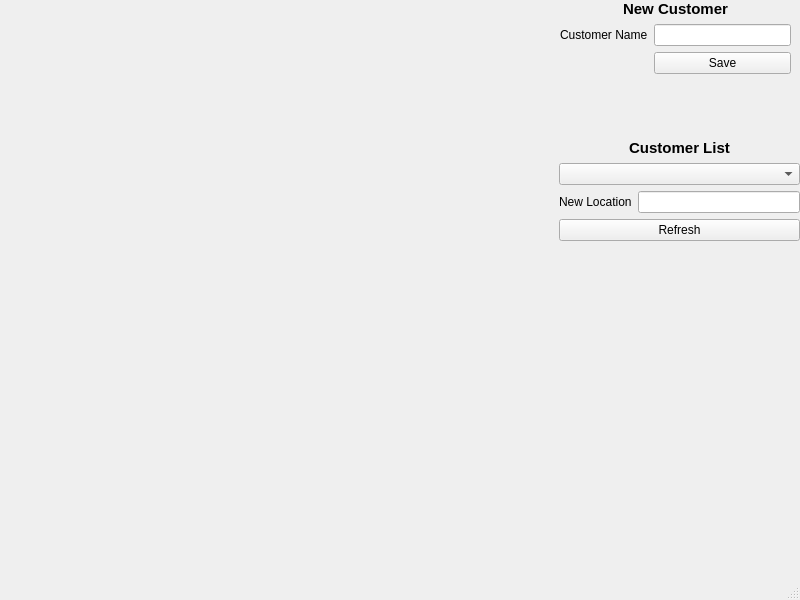
Old version of the form arayuz.ui in the repository gosmik/PythonQtDesktopApp.
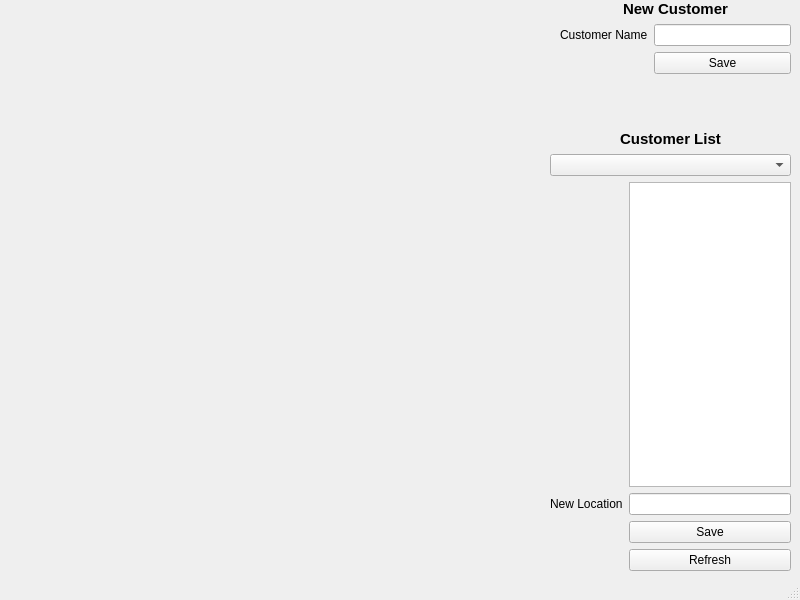
New version of the form.

Diff of the .ui file:
```diff
--- a/arayuz.ui
+++ b/arayuz.ui
@@ -63,8 +63,8 @@
    <widget class="QWidget" name="formLayoutWidget_2">
     <property name="geometry">
      <rect>
-      <x>559</x>
-      <y>139</y>
+      <x>550</x>
+      <y>130</y>
       <width>241</width>
       <height>441</height>
      </rect>
@@ -87,26 +87,36 @@
        </property>
       </widget>
      </item>
-     <item row="3" column="1">
-      <widget class="QLineEdit" name="newLocationLineEdit"/>
-     </item>
-     <item row="3" column="0">
-      <widget class="QLabel" name="newLocationLabel">
-       <property name="text">
-        <string>New Location</string>
-       </property>
-      </widget>
-     </item>
      <item row="2" column="0" colspan="2">
       <widget class="QComboBox" name="customerComboBox"/>
      </item>
-     <item row="4" column="0" colspan="2">
+     <item row="8" column="1">
+      <widget class="QPushButton" name="btnSaveLocation">
+       <property name="text">
+        <string>Save</string>
+       </property>
+      </widget>
+     </item>
+     <item row="9" column="1">
       <widget class="QPushButton" name="btnRefreshLocations">
        <property name="text">
         <string>Refresh</string>
        </property>
       </widget>
      </item>
+     <item row="6" column="1">
+      <widget class="QListWidget" name="cusLocWidget"/>
+     </item>
+     <item row="7" column="1">
+      <widget class="QLineEdit" name="newLocationLineEdit"/>
+     </item>
+     <item row="7" column="0">
+      <widget class="QLabel" name="newLocationLabel">
+       <property name="text">
+        <string>New Location</string>
+       </property>
+      </widget>
+     </item>
     </layout>
    </widget>
   </widget>
```
